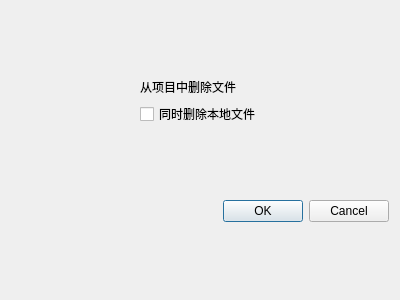
Qt form removeprodialog.ui (Sprinining/qt-album) before a commit.
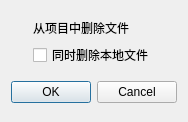
The same form after that commit.

Commit message: style: 调整界面大小

Diff of the .ui file:
```diff
--- a/removeprodialog.ui
+++ b/removeprodialog.ui
@@ -6,8 +6,8 @@
    <rect>
     <x>0</x>
     <y>0</y>
-    <width>400</width>
-    <height>300</height>
+    <width>185</width>
+    <height>122</height>
    </rect>
   </property>
   <property name="windowTitle">
```
